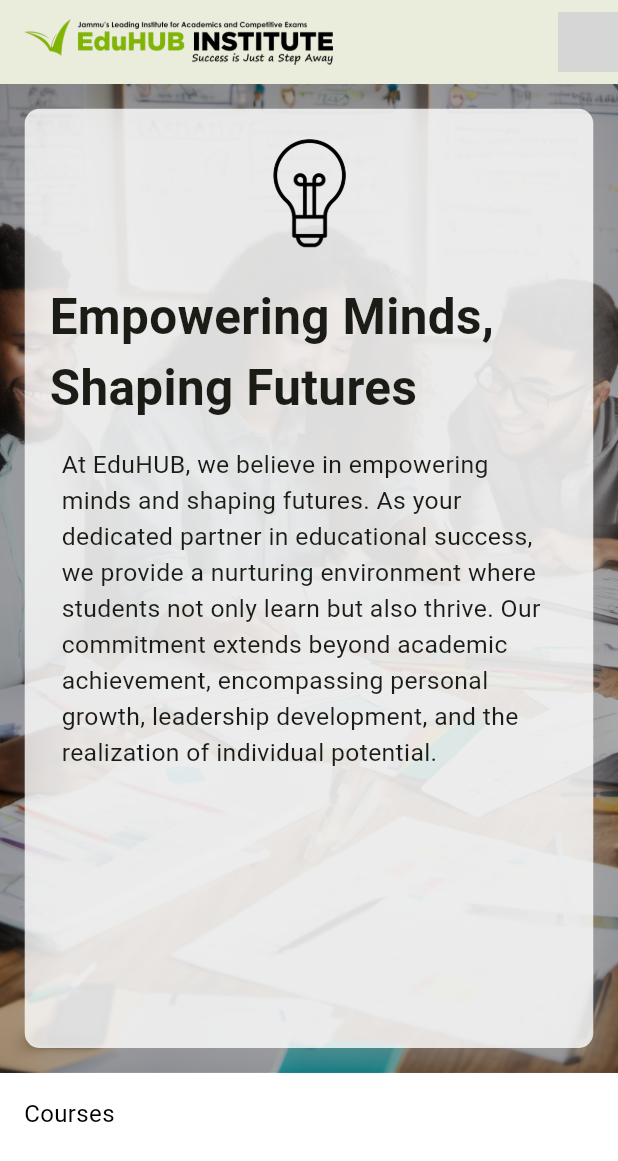
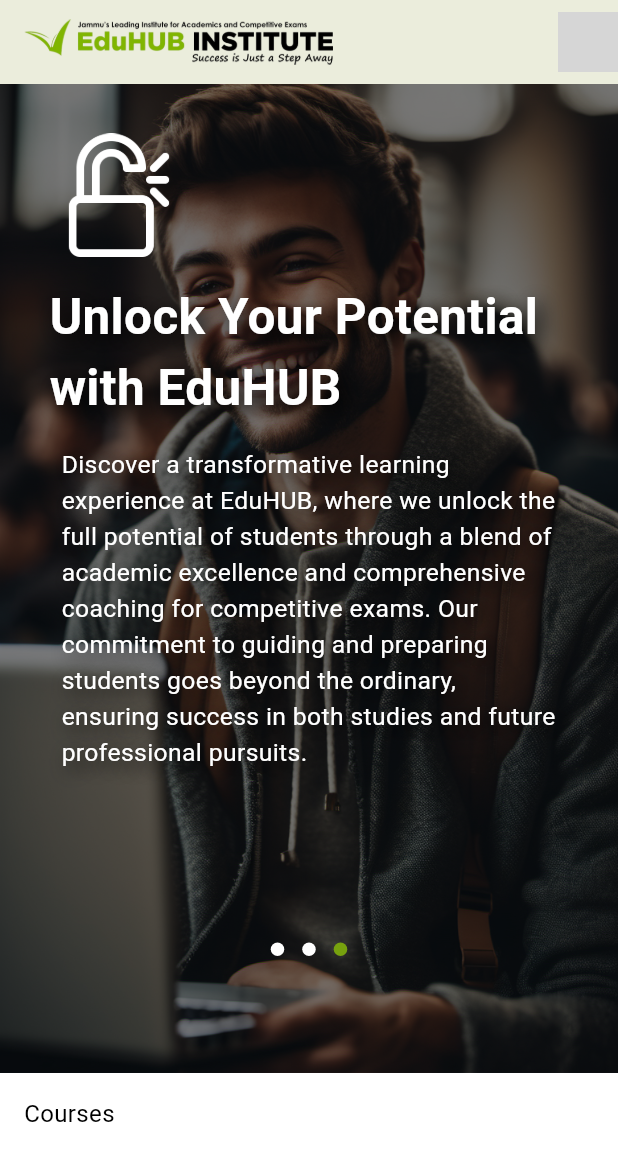
Before and after one commit to jonathanjohn47/eduhub_institute, a Flutter app: the DashboardScreen screen opened directly, swiped to page 4, on a phone screen of 412 x 824 dp. Shown: the top 1161 px of the screen. Run offline on Flutter 3.47's test engine with Material 3 defaults, Android fonts, the phone set to English and light mode, and no system bars; drawn by our look-alikes of carousel_slider, dots_indicator; our stand-ins replace cloud_firestore, country_code_picker, firebase_auth, firebase_core, firebase_storage, flutter_html and 3 more; missing offline and left inert: firebase_app_check; accounts and stored records are empty; network calls fail; grey boxes are pictures that could not be loaded.

```diff
--- a/lib/features/dashboard/ui/DashboardScreen.dart
+++ b/lib/features/dashboard/ui/DashboardScreen.dart
@@ -6,6 +6,7 @@ import 'dart:convert';
 
 import 'package:carousel_slider/carousel_slider.dart';
 import 'package:cloud_firestore/cloud_firestore.dart';
+import 'package:dots_indicator/dots_indicator.dart';
 import 'package:eduhub_institute/core/app_colors.dart';
 import 'package:eduhub_institute/core/app_contants.dart';
 import 'package:eduhub_institute/features/course_details/ui/CourseDetailPage.dart';
@@ -92,35 +93,27 @@ class DashboardScreen extends StatelessWidget {
       children: [
         Image.asset(
           imageLink,
-          fit: BoxFit.fill,
+          fit: BoxFit.cover,
           height: 80.h,
           width: 100.w,
         ),
         Positioned.fill(
             child: Container(
-          color: Colors.black.withOpacity(0.3),
+          color: Colors.black.withOpacity(0.5),
         )),
         Positioned.fill(
           child: Padding(
-            padding: EdgeInsets.all(2.h),
-            child: Container(
-              decoration: BoxDecoration(
-                color: Colors.white.withOpacity(0.8),
-                borderRadius: BorderRadius.circular(10),
-                boxShadow: [
-                  BoxShadow(
-                      color: Colors.grey.withOpacity(0.5),
-                      spreadRadius: 1.dp,
-                      blurRadius: 2.h,
-                      offset: Offset(1.h, 1.h))
-                ],
-              ),
-              padding: EdgeInsets.all(2.h),
+            padding: EdgeInsets.all(4.h),
             child: Column(
+              children: [
+                Row(
                   children: [
                     Image.asset(
                       iconLink,
                       height: 10.h,
+                      color: Colors.white,
+                    ),
+                  ],
                 ),
                 SizedBox(
                   height: 2.h,
@@ -130,6 +123,14 @@ class DashboardScreen extends StatelessWidget {
                   style: TextStyle(
                     fontSize: 4.h,
                     fontWeight: FontWeight.bold,
+                    color: Colors.white,
+                    shadows: [
+                      Shadow(
+                        color: Colors.black,
+                        blurRadius: 2.h,
+                        offset: Offset(0.5.h, 0.5.h),
+                      ),
+                    ],
                   ),
                 ),
                 SizedBox(
@@ -141,11 +142,18 @@ class DashboardScreen extends StatelessWidget {
                     description,
                     style: TextStyle(
                       fontSize: 2.h,
+                      color: Colors.white,
+                      shadows: [
+                        Shadow(
+                          color: Colors.black,
+                          blurRadius: 2.h,
+                          offset: Offset(0.5.h, 0.5.h),
+                        ),
+                      ],
                     ),
                   ),
                 ),
               ],
-              ),
             ),
           ),
         ),
@@ -157,13 +165,42 @@ class DashboardScreen extends StatelessWidget {
     return [
       Stack(
         children: [
-          CarouselSlider(items: [
+          CarouselSlider(
+              items: [
                 _carouselCard(
-                "assets/images/pixlr-image-generator-9ceed882-4a85-4b48-b9e6-5e98285ec59e.png",
+                    "assets/images/pixlr-image-generator-cc448eb6-84fe-438f-9275-2f230365ecc0.png",
                     "assets/icons/3586363_idea_light_lightbulb_icon.png",
                     "Empowering Minds, Shaping Futures",
                     "At EduHUB, we believe in empowering minds and shaping futures. As your dedicated partner in educational success, we provide a nurturing environment where students not only learn but also thrive. Our commitment extends beyond academic achievement, encompassing personal growth, leadership development, and the realization of individual potential."),
-          ], options: CarouselOptions(viewportFraction: 1, height: 80.h)),
+                _carouselCard(
+                    "assets/images/pixlr-image-generator-5c287dae-e6e4-47ed-9ea3-155598ea291f.png",
+                    "assets/icons/9035573_rocket_outline_icon.png",
+                    "Innovative Learning for Modern Achievers",
+                    "Welcome to EduHUB Institute, where knowledge meets innovation. Our futuristic approach to learning goes beyond traditional boundaries. Join a community of modern achievers who explore education with cutting-edge technology, collaborative tools, and a passion for innovation. At EduHUB, we shape the leaders of tomorrow through innovative learning experiences."),
+                _carouselCard(
+                    "assets/images/pixlr-image-generator-1ad22320-5606-438e-b3f0-a87acf2879e0.png",
+                    "assets/icons/4243306_basic_unlock_app_ux_icon.png",
+                    "Unlock Your Potential with EduHUB",
+                    "Discover a transformative learning experience at EduHUB, where we unlock the full potential of students through a blend of academic excellence and comprehensive coaching for competitive exams. Our commitment to guiding and preparing students goes beyond the ordinary, ensuring success in both studies and future professional pursuits."),
+              ],
+              options: CarouselOptions(
+                  viewportFraction: 1,
+                  height: 80.h,
+                  onPageChanged: (index, reason) {
+                    getController.currentSlideIndex.value = index;
+                  })),
+          Positioned.fill(
+              top: 60.h,
+              child: Obx(() {
+                return DotsIndicator(
+                  dotsCount: 3,
+                  position: getController.currentSlideIndex.value,
+                  decorator: DotsDecorator(
+                    color: Colors.white,
+                    activeColor: AppColors.primary,
+                  ),
+                );
+              }))
         ],
       ),
       Padding(
```
Also changed, not shown: assets/icons/4243306_basic_unlock_app_ux_icon.png (added), assets/images/pixlr-image-generator-1ad22320-5606-438e-b3f0-a87acf2879e0.png (added), assets/images/pixlr-image-generator-4ebaada1-42c8-49af-b3a5-b7bae5e98539.png (added), assets/images/pixlr-image-generator-5c287dae-e6e4-47ed-9ea3-155598ea291f.png (added), assets/images/pixlr-image-generator-cc448eb6-84fe-438f-9275-2f230365ecc0.png (added). Lines whose indentation alone changed are shown as unchanged.
